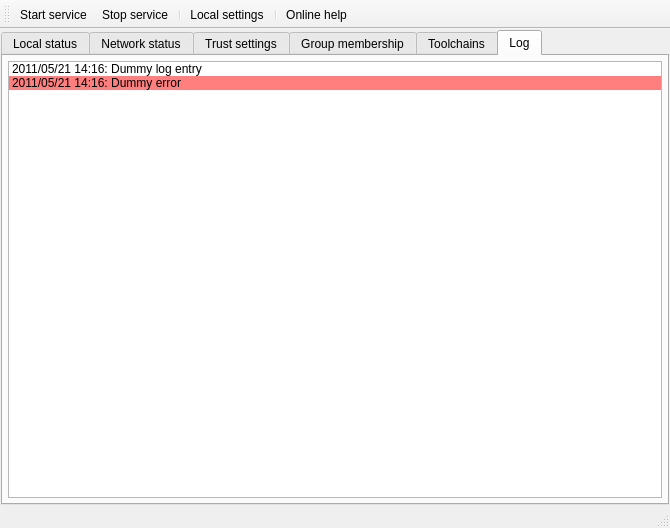
The window that ddcn_control/MainWindow.ui (mgottschlag/ddcn) describes before a commit, drawn with Qt 5.
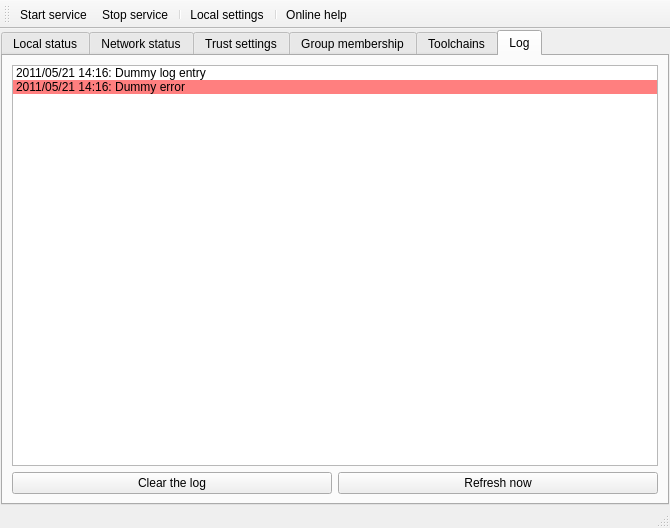
The same window after the commit. The open tabs and pages were chosen to show the change. Icons and pictures are not drawn.

Commit message: ddcn_control: Implemented the log tab.

```diff
--- a/ddcn_control/MainWindow.ui
+++ b/ddcn_control/MainWindow.ui
@@ -475,10 +475,7 @@
        <attribute name="title">
         <string>Log</string>
        </attribute>
-       <layout class="QHBoxLayout" name="horizontalLayout">
-        <property name="margin">
-         <number>5</number>
-        </property>
+       <layout class="QVBoxLayout" name="verticalLayout_2">
         <item>
          <widget class="QListWidget" name="logList">
           <item>
@@ -502,6 +499,24 @@
           </item>
          </widget>
         </item>
+        <item>
+         <layout class="QHBoxLayout" name="horizontalLayout">
+          <item>
+           <widget class="QPushButton" name="clearLog">
+            <property name="text">
+             <string>Clear the log</string>
+            </property>
+           </widget>
+          </item>
+          <item>
+           <widget class="QPushButton" name="refreshLog">
+            <property name="text">
+             <string>Refresh now</string>
+            </property>
+           </widget>
+          </item>
+         </layout>
+        </item>
        </layout>
       </widget>
      </widget>
```
Left out of the diff: 34 changed lines with no effect on the pictures. The commit also changes 2 other files.
